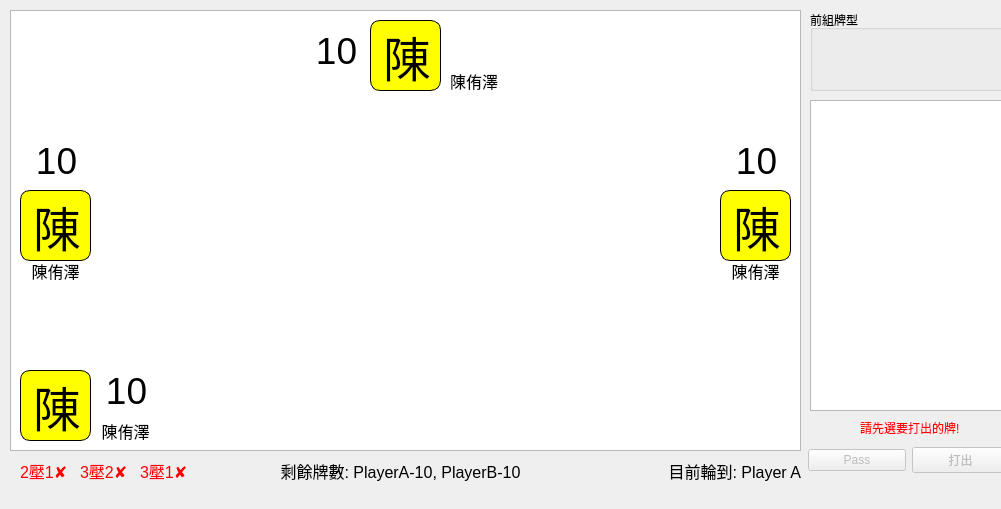
Old version of the form mainwindow.ui in the repository XCI9/CardGame.
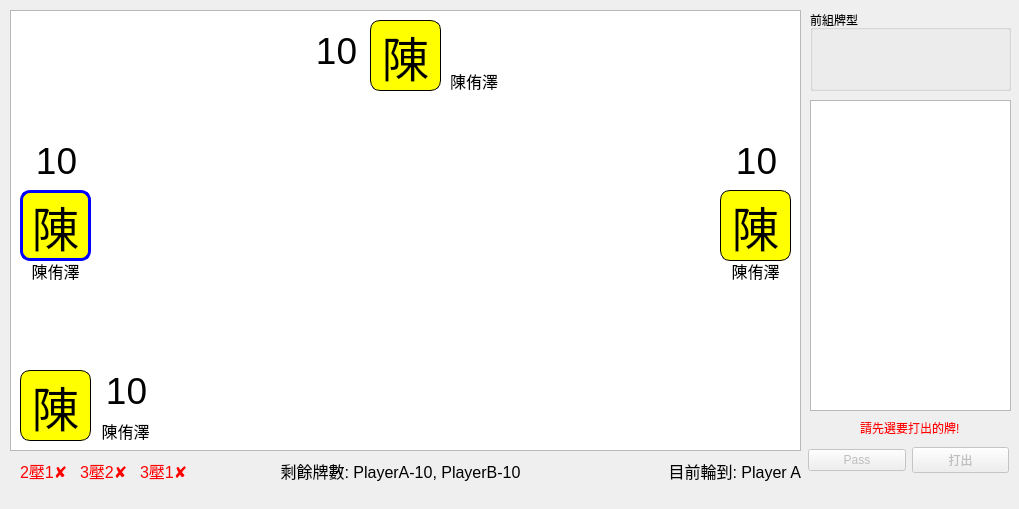
New version of the form.

Commit message: update player ui to displayer infomation

Patch:
```diff
--- a/mainwindow.ui
+++ b/mainwindow.ui
@@ -6,7 +6,7 @@
    <rect>
     <x>0</x>
     <y>0</y>
-    <width>1001</width>
+    <width>1019</width>
     <height>509</height>
    </rect>
   </property>
@@ -262,11 +262,14 @@
      </font>
     </property>
     <property name="styleSheet">
-     <string notr="true">QLabel{border: 1px solid black; border-radius: 10px;background-color: #ff0}</string>
+     <string notr="true">border: 3px solid blue; border-radius: 10px;background-color: #ff0</string>
     </property>
     <property name="text">
      <string>陳</string>
     </property>
+    <property name="alignment">
+     <set>Qt::AlignCenter</set>
+    </property>
    </widget>
    <widget class="QLabel" name="player1_name">
     <property name="geometry">
@@ -330,6 +333,9 @@
     <property name="text">
      <string>陳</string>
     </property>
+    <property name="alignment">
+     <set>Qt::AlignCenter</set>
+    </property>
    </widget>
    <widget class="QLabel" name="player2_name">
     <property name="geometry">
@@ -414,6 +420,9 @@
     <property name="text">
      <string>陳</string>
     </property>
+    <property name="alignment">
+     <set>Qt::AlignCenter</set>
+    </property>
    </widget>
    <widget class="QLabel" name="player3_name">
     <property name="geometry">
@@ -477,6 +486,9 @@
     <property name="text">
      <string>陳</string>
     </property>
+    <property name="alignment">
+     <set>Qt::AlignCenter</set>
+    </property>
    </widget>
    <widget class="QLabel" name="player1_hand_count_2">
     <property name="geometry">
```
Left out of the diff: 8 changed lines with no effect on the pictures. The commit also changes 3 other files.
